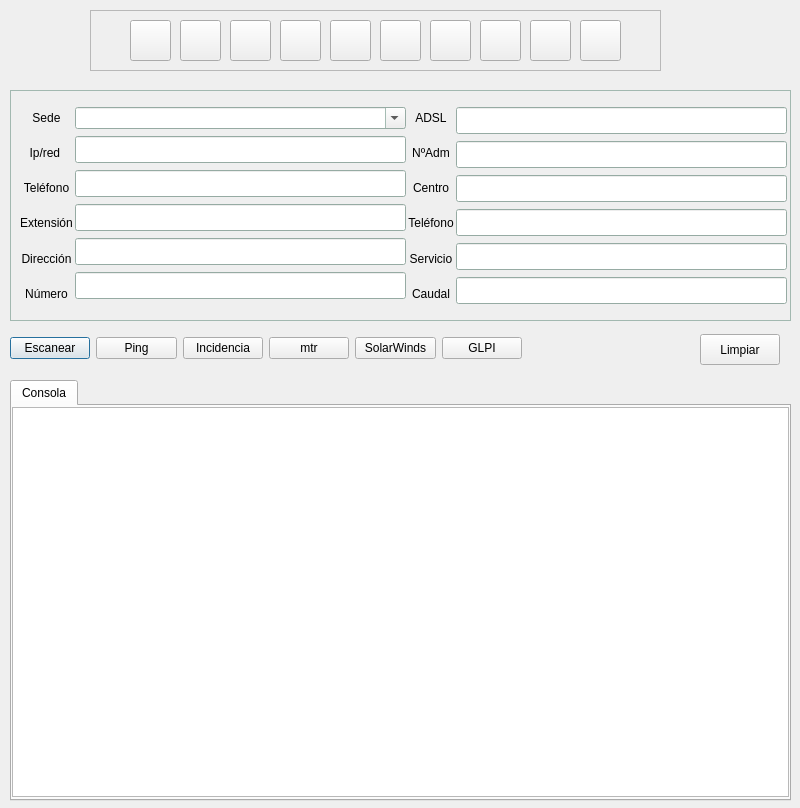
Qt form soporte.ui (kapazao/GrxMenu) before a commit.
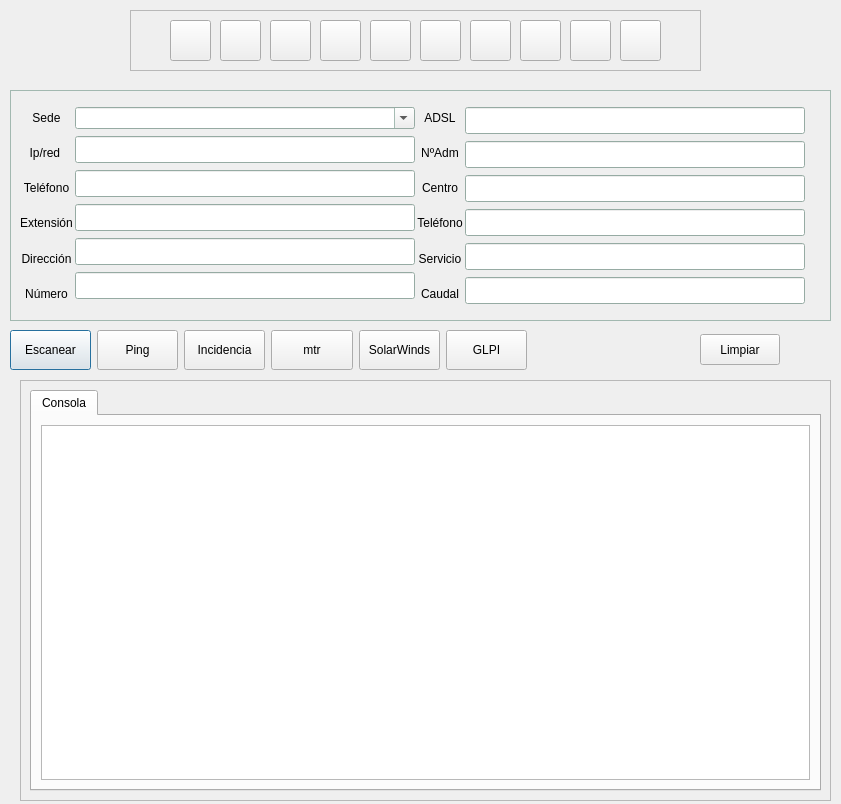
The same form after that commit. Icons and pictures are not drawn.

Diff of the .ui file:
```diff
--- a/soporte.ui
+++ b/soporte.ui
@@ -6,19 +6,22 @@
    <rect>
     <x>0</x>
     <y>0</y>
-    <width>800</width>
-    <height>808</height>
+    <width>841</width>
+    <height>804</height>
    </rect>
   </property>
   <property name="windowTitle">
    <string>Soporte</string>
   </property>
+  <property name="styleSheet">
+   <string notr="true">color= red;</string>
+  </property>
   <widget class="QFrame" name="frame">
    <property name="geometry">
     <rect>
      <x>10</x>
      <y>90</y>
-     <width>781</width>
+     <width>821</width>
      <height>231</height>
     </rect>
    </property>
@@ -100,7 +103,7 @@
      <rect>
       <x>10</x>
       <y>10</y>
-      <width>767</width>
+      <width>785</width>
       <height>211</height>
      </rect>
     </property>
@@ -389,14 +392,20 @@
    <property name="geometry">
     <rect>
      <x>10</x>
-     <y>330</y>
-     <width>512</width>
-     <height>36</height>
+     <y>325</y>
+     <width>517</width>
+     <height>51</height>
     </rect>
    </property>
    <layout class="QHBoxLayout" name="horizontalLayout_2">
     <item>
      <widget class="QPushButton" name="Btn_Buscar">
+      <property name="minimumSize">
+       <size>
+        <width>0</width>
+        <height>40</height>
+       </size>
+      </property>
       <property name="text">
        <string>Escanear</string>
       </property>
@@ -404,6 +413,12 @@
     </item>
     <item>
      <widget class="QPushButton" name="Btn_Ping">
+      <property name="minimumSize">
+       <size>
+        <width>0</width>
+        <height>40</height>
+       </size>
+      </property>
       <property name="text">
        <string>Ping</string>
       </property>
@@ -411,6 +426,12 @@
     </item>
     <item>
      <widget class="QPushButton" name="Btn_Incidencia">
+      <property name="minimumSize">
+       <size>
+        <width>0</width>
+        <height>40</height>
+       </size>
+      </property>
       <property name="text">
        <string>Incidencia</string>
       </property>
@@ -418,6 +439,12 @@
     </item>
     <item>
      <widget class="QPushButton" name="Btn_Mtr">
+      <property name="minimumSize">
+       <size>
+        <width>0</width>
+        <height>40</height>
+       </size>
+      </property>
       <property name="text">
        <string>mtr</string>
       </property>
@@ -425,6 +452,12 @@
     </item>
     <item>
      <widget class="QPushButton" name="Btn_Atalaya">
+      <property name="minimumSize">
+       <size>
+        <width>0</width>
+        <height>40</height>
+       </size>
+      </property>
       <property name="text">
        <string>SolarWinds</string>
       </property>
@@ -432,6 +465,12 @@
     </item>
     <item>
      <widget class="QPushButton" name="pushButton">
+      <property name="minimumSize">
+       <size>
+        <width>0</width>
+        <height>40</height>
+       </size>
+      </property>
       <property name="text">
        <string>GLPI</string>
       </property>
@@ -442,10 +481,10 @@
   <widget class="QLabel" name="Estado">
    <property name="geometry">
     <rect>
-     <x>490</x>
-     <y>300</y>
-     <width>31</width>
-     <height>31</height>
+     <x>560</x>
+     <y>330</y>
+     <width>41</width>
+     <height>41</height>
     </rect>
    </property>
    <property name="text">
@@ -465,55 +504,21 @@
     <string>Limpiar</string>
    </property>
   </widget>
-  <widget class="QTabWidget" name="tabWidget">
-   <property name="geometry">
-    <rect>
-     <x>10</x>
-     <y>380</y>
-     <width>781</width>
-     <height>421</height>
-    </rect>
-   </property>
-   <property name="styleSheet">
-    <string notr="true">color=blue</string>
-   </property>
-   <property name="currentIndex">
-    <number>0</number>
-   </property>
-   <widget class="QWidget" name="consola">
-    <attribute name="title">
-     <string>Consola</string>
-    </attribute>
-    <widget class="QPlainTextEdit" name="TextoSalida">
-     <property name="geometry">
-      <rect>
-       <x>0</x>
-       <y>1</y>
-       <width>777</width>
-       <height>390</height>
-      </rect>
-     </property>
-     <property name="focusPolicy">
-      <enum>Qt::NoFocus</enum>
-     </property>
-     <property name="styleSheet">
-      <string notr="true">color=blue</string>
-     </property>
-     <property name="readOnly">
-      <bool>false</bool>
-     </property>
-    </widget>
-   </widget>
-  </widget>
   <widget class="QFrame" name="frame_2">
    <property name="geometry">
     <rect>
-     <x>90</x>
+     <x>130</x>
      <y>10</y>
      <width>571</width>
      <height>61</height>
     </rect>
    </property>
+   <property name="minimumSize">
+    <size>
+     <width>570</width>
+     <height>61</height>
+    </size>
+   </property>
    <property name="frameShape">
     <enum>QFrame::StyledPanel</enum>
    </property>
@@ -828,15 +833,61 @@
    <zorder>pB_perilContratante</zorder>
    <zorder>pB_guadaltel</zorder>
   </widget>
-  <action name="actionPortafirmas">
-   <property name="icon">
-    <iconset>
-     <normaloff>../../../usr/share/grx/asistencia/imagenes/iconos/portafirmas.jpg</normaloff>../../../usr/share/grx/asistencia/imagenes/iconos/portafirmas.jpg</iconset>
+  <widget class="QScrollArea" name="scrollArea">
+   <property name="geometry">
+    <rect>
+     <x>20</x>
+     <y>380</y>
+     <width>811</width>
+     <height>421</height>
+    </rect>
    </property>
-   <property name="text">
-    <string>Portafirmas</string>
+   <property name="widgetResizable">
+    <bool>true</bool>
    </property>
-  </action>
+   <widget class="QWidget" name="scrollAreaWidgetContents">
+    <property name="geometry">
+     <rect>
+      <x>0</x>
+      <y>0</y>
+      <width>809</width>
+      <height>419</height>
+     </rect>
+    </property>
+    <layout class="QGridLayout" name="gridLayout_2">
+     <item row="0" column="0">
+      <widget class="QTabWidget" name="tabWidget">
+       <property name="styleSheet">
+        <string notr="true">color=blue</string>
+       </property>
+       <property name="currentIndex">
+        <number>0</number>
+       </property>
+       <widget class="QWidget" name="consola">
+        <attribute name="title">
+         <string>Consola</string>
+        </attribute>
+        <layout class="QGridLayout" name="gridLayout">
+         <item row="0" column="0">
+          <widget class="QPlainTextEdit" name="TextoSalida">
+           <property name="focusPolicy">
+            <enum>Qt::NoFocus</enum>
+           </property>
+           <property name="styleSheet">
+            <string notr="true">color=blue</string>
+           </property>
+           <property name="readOnly">
+            <bool>false</bool>
+           </property>
+          </widget>
+         </item>
+        </layout>
+       </widget>
+      </widget>
+     </item>
+    </layout>
+   </widget>
+  </widget>
  </widget>
  <resources/>
  <connections>
```
Left out of the diff: 24 changed lines with no effect on the pictures.
